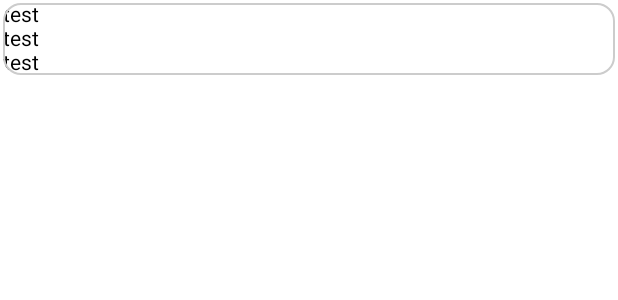
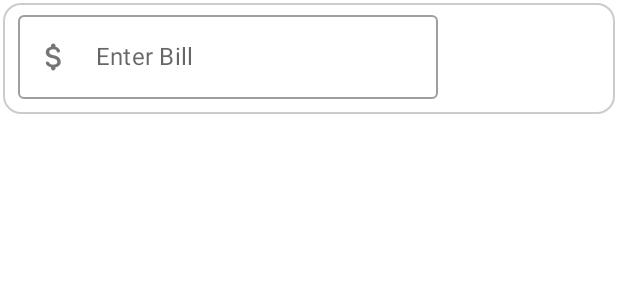
Before and after one commit to raiesbo/random, an Android app built with Jetpack Compose: the @Preview function MainContent, on a phone screen of 412 x 824 dp. Shown: the top 300 px of the screen. Run offline under Robolectric (Android 15) with nearby library versions, the phone set to English and light mode, and no system bars.

Commit message:
[kotlinCompose JetTipApp] Refactor components and implement input element in view

```diff
--- a/androidKotlinBootcamp/JetTipApp/app/src/main/java/com/raiesbo/jettipapp/MainActivity.kt
+++ b/androidKotlinBootcamp/JetTipApp/app/src/main/java/com/raiesbo/jettipapp/MainActivity.kt
@@ -1,25 +1,30 @@
 package com.raiesbo.jettipapp
 
 import android.os.Bundle
+import android.util.Log
 import androidx.activity.ComponentActivity
 import androidx.activity.compose.setContent
 import androidx.compose.foundation.BorderStroke
-import androidx.compose.foundation.background
 import androidx.compose.foundation.layout.*
 import androidx.compose.foundation.shape.CornerSize
 import androidx.compose.foundation.shape.RoundedCornerShape
-import androidx.compose.foundation.verticalScroll
+import androidx.compose.foundation.text.KeyboardActions
 import androidx.compose.material.MaterialTheme
 import androidx.compose.material.Surface
 import androidx.compose.material.Text
 import androidx.compose.runtime.Composable
+import androidx.compose.runtime.mutableStateOf
+import androidx.compose.runtime.remember
 import androidx.compose.ui.Alignment
+import androidx.compose.ui.ExperimentalComposeUiApi
 import androidx.compose.ui.Modifier
 import androidx.compose.ui.draw.clip
 import androidx.compose.ui.graphics.Color
+import androidx.compose.ui.platform.LocalSoftwareKeyboardController
 import androidx.compose.ui.text.font.FontWeight
 import androidx.compose.ui.tooling.preview.Preview
 import androidx.compose.ui.unit.dp
+import com.raiesbo.jettipapp.components.InputField
 import com.raiesbo.jettipapp.ui.theme.JetTipAppTheme
 
 class MainActivity : ComponentActivity() {
@@ -27,7 +32,10 @@ class MainActivity : ComponentActivity() {
         super.onCreate(savedInstanceState)
         setContent {
             MyApp {
-                TopHeader()
+                Column() {
+                    TopHeader()
+                    MainContent()
+                }
             }
         }
     }
@@ -45,21 +53,12 @@ fun MyApp(content: @Composable () -> Unit) {
     }
 }
 
+@OptIn(ExperimentalComposeUiApi::class)
 @Preview(showBackground = true)
 @Composable
 fun MainContent() {
-    Surface(
-        modifier = Modifier
-            .padding(2.dp)
-            .fillMaxWidth(),
-        shape = RoundedCornerShape(corner = CornerSize(12.dp)),
-        border = BorderStroke(width = 1.dp, color = Color.LightGray)
-    ) {
-        Column() {
-            Text(text = "test")
-            Text(text = "test")
-            Text(text = "test")
-        }
+    BillForm() { billAmt ->
+        Log.d("TAG", "Things happening here: $billAmt")
     }
 }
 
@@ -94,12 +93,54 @@ fun TopHeader(totalPerPerson: Double = 134.0) {
 
 // {}
 
+@OptIn(ExperimentalComposeUiApi::class)
+@Composable
+fun BillForm(
+    modifier: Modifier = Modifier,
+    onValChange: (String) -> Unit = {}
+) {
+    val totalBillState = remember {
+        mutableStateOf("")
+    }
+
+    val validState = remember(totalBillState.value) {
+        totalBillState.value.trim().isNotEmpty()
+    }
+
+    val keyboardController = LocalSoftwareKeyboardController.current
+
+    Surface(
+        modifier = Modifier
+            .padding(2.dp)
+            .fillMaxWidth(),
+        shape = RoundedCornerShape(corner = CornerSize(12.dp)),
+        border = BorderStroke(width = 1.dp, color = Color.LightGray)
+    ) {
+        Column() {
+            InputField(
+                valueState = totalBillState,
+                labelId = "Enter Bill",
+                enabled = true,
+                isSingleLine = true,
+                onActions = KeyboardActions {
+                    if (!validState) return@KeyboardActions
+                    onValChange(totalBillState.value.trim())
+                    keyboardController?.hide()
+                }
+            )
+        }
+    }
+}
+
 //@Preview(showBackground = true)
 @Composable
 fun DefaultPreview() {
     JetTipAppTheme {
         MyApp {
+            Column() {
                 TopHeader()
+                MainContent()
+            }
         }
     }
 }
```
